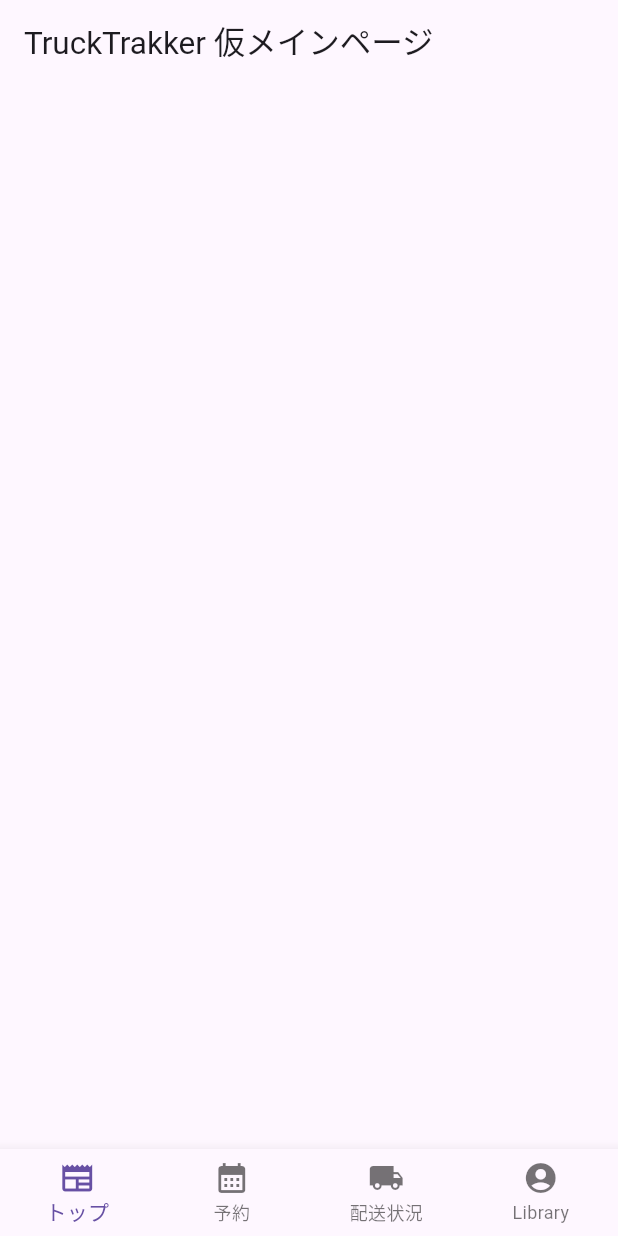
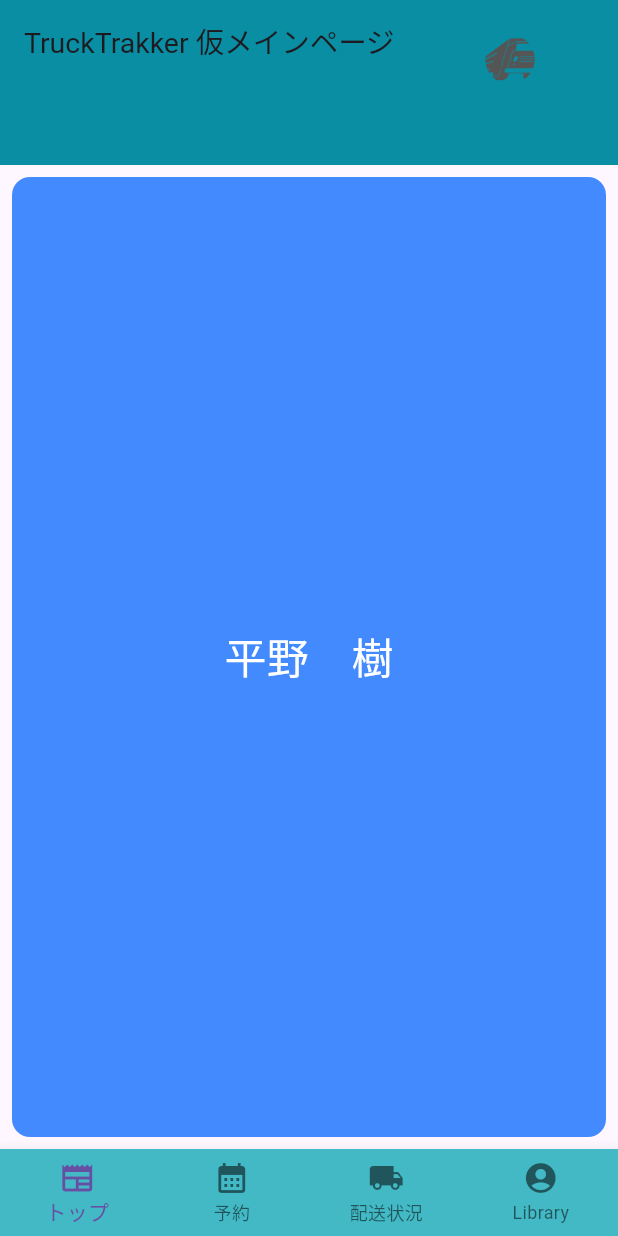
Before and after one commit to IH41jp-ac-hal/TTT, a Flutter app: the screen it shows after launch, on a phone screen of 412 x 824 dp. Run offline on Flutter 3.47's test engine with Material 3 defaults, Android fonts, the phone set to English and light mode, and no system bars.

Commit message:
仮メインページ

```diff
--- a/lib/screens/HomePage.dart
+++ b/lib/screens/HomePage.dart
@@ -1,25 +1,140 @@
+import 'dart:async';
+
 import 'package:flutter/material.dart';
 import 'package:trukkertrakker/src/app.dart';
 
 void main() => runApp(MyApp());
+
+class MyApp extends StatelessWidget {
+  @override
+  Widget build(BuildContext context) {
+    return MaterialApp(
+      home: HomePageScreen(),
+    );
+  }
+}
 
 class HomePageScreen extends StatelessWidget {
   const HomePageScreen({Key? key}) : super(key: key);
 
   @override
   Widget build(BuildContext context) {
-    return MaterialApp(
-        home: Scaffold(
+    List<String> valuesData = [
+      'hogehoegさん走行中。現在の走行状態を確認できる',
+      '平野さぼり',
+      '平野　樹',
+    ];
+
+    return Scaffold(
       appBar: PreferredSize(
-        preferredSize: const Size.fromHeight(115.0),
+        preferredSize: const Size.fromHeight(110.0),
         child: AppBar(
           centerTitle: false,
           title: Text(
             'TruckTrakker 仮メインページ',
-            style: TextStyle(fontSize: 21, height: 4),
+            style: TextStyle(fontSize: 19, height: 4),
           ),
+          backgroundColor: Color.fromARGB(255, 9, 142, 163),
+          actions: <Widget>[
+            Padding(
+              padding: const EdgeInsets.only(right: 15.0, top: 23.0),
+              child: Container(
+                width: 114,
+                decoration: BoxDecoration(
+                  shape: BoxShape.circle,
+                  image: DecorationImage(
+                    fit: BoxFit.cover,
+                    image: AssetImage('assets/logo.png'),
+                  ),
+                ),
+              ),
+            ),
+          ],
         ),
       ),
-    ));
+      body: CardSlider(
+        cards: valuesData,
+        bottomOffset: .0005,
+        cardHeight: 0.75,
+        itemDotOffset: 0.25,
+      ),
+    );
   }
 }
+
+class CardSlider extends StatefulWidget {
+  final List<String> cards;
+  final double bottomOffset;
+  final double cardHeight;
+  final double itemDotOffset;
+
+  const CardSlider({
+    Key? key,
+    required this.cards,
+    required this.bottomOffset,
+    required this.cardHeight,
+    required this.itemDotOffset,
+  }) : super(key: key);
+
+  @override
+  _CardSliderState createState() => _CardSliderState();
+}
+
+class _CardSliderState extends State<CardSlider> {
+  late PageController _pageController;
+  late Timer _timer;
+  int _currentPage = 0;
+
+  @override
+  void initState() {
+    super.initState();
+    _pageController = PageController(initialPage: 0);
+
+    _timer = Timer.periodic(Duration(seconds: 3), (Timer timer) {
+      if (_currentPage < widget.cards.length - 1) {
+        _currentPage++;
+      } else {
+        _currentPage = 0;
+      }
+
+      _pageController.animateToPage(
+        _currentPage,
+        duration: Duration(milliseconds: 300),
+        curve: Curves.easeIn,
+      );
+    });
+  }
+
+  @override
+  void dispose() {
+    _timer.cancel();
+    _pageController.dispose();
+    super.dispose();
+  }
+
+  @override
+  Widget build(BuildContext context) {
+    return PageView.builder(
+      controller: _pageController,
+      itemCount: widget.cards.length,
+      itemBuilder: (context, index) {
+        return Padding(
+          padding: const EdgeInsets.all(8.0),
+          child: Container(
+            width: 300, // Adjust width as necessary
+            decoration: BoxDecoration(
+              borderRadius: BorderRadius.circular(12.0),
+              color: Colors.blueAccent,
+            ),
+            child: Center(
+              child: Text(
+                widget.cards[index],
+                style: TextStyle(fontSize: 28, color: Colors.white),
+              ),
+            ),
+          ),
+        );
+      },
+    );
+  }
+}
--- a/lib/src/app.dart
+++ b/lib/src/app.dart
@@ -57,6 +57,7 @@ class _MyStatefulWidgetState extends State<MyStatefulWidget> {
               icon: Icon(Icons.account_circle), label: 'Library'),
         ],
         type: BottomNavigationBarType.fixed,
+        backgroundColor: Color.fromARGB(255, 67, 185, 198),
       ),
     );
   }
--- a/pubspec.yaml
+++ b/pubspec.yaml
@@ -58,6 +58,9 @@ flutter:
   # the material Icons class.
   uses-material-design: true
 
+  assets:
+   - assets/logo.png
+
   # To add assets to your application, add an assets section, like this:
   # assets:
   #   - images/a_dot_burr.jpeg
```
Also changed, not shown: assets/logo.png (added).
